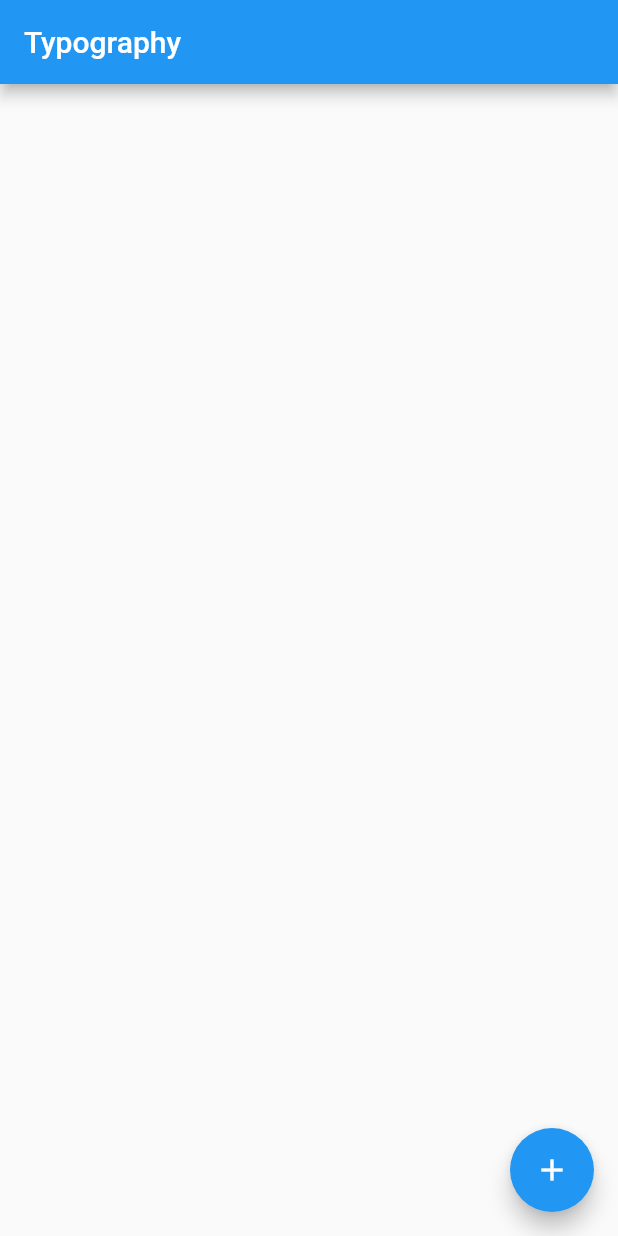
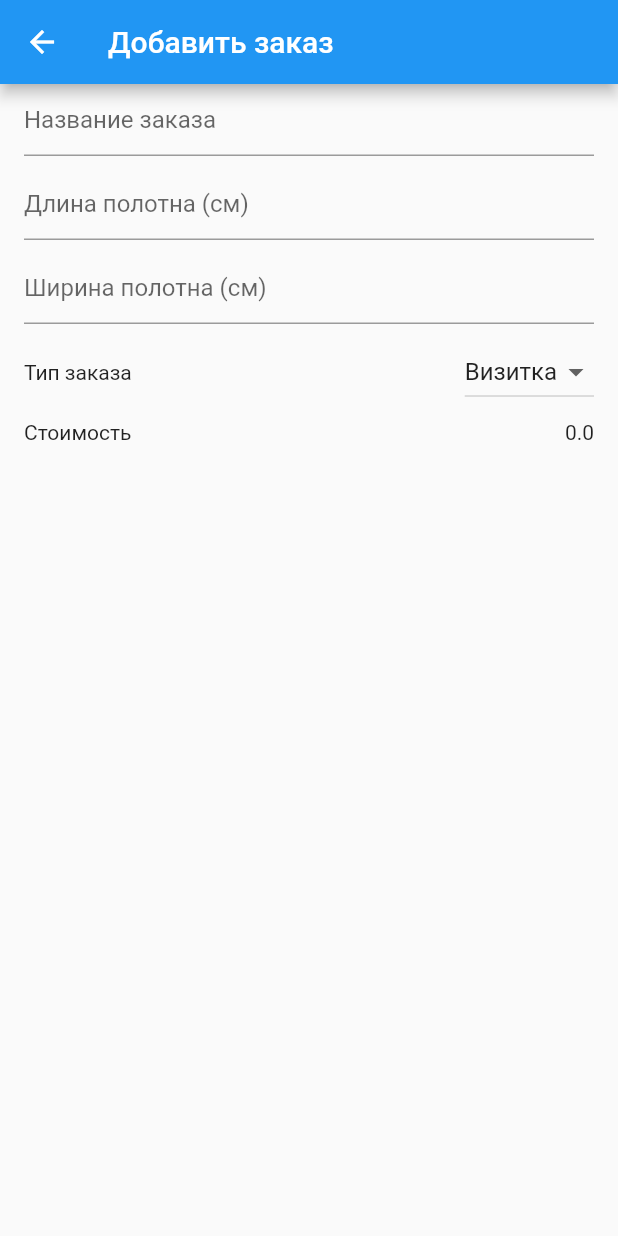
Before and after one commit to aalystama/typography, a Flutter app: the screen it shows after launch, after a tap on the "add" icon, on a phone screen of 412 x 824 dp. Run offline on Flutter 3.47's test engine with Material 2 defaults, Android fonts, the phone set to English and light mode, and no system bars; our stand-ins replace auto_route, bloc, flutter_bloc, get_it, hive, hive_flutter and 1 more; accounts and stored records are empty.

Commit message:
Done project

```diff
--- a/lib/app/app.dart
+++ b/lib/app/app.dart
@@ -1,4 +1,7 @@
 import 'package:flutter/material.dart';
+import 'package:flutter_bloc/flutter_bloc.dart';
+import 'package:typography/app/orders/data/blocs/orders_cubit.dart';
+import 'package:typography/injectable/injections.dart';
 import 'package:typography/router/router.gr.dart';
 
 class App extends StatelessWidget {
@@ -8,9 +11,12 @@ class App extends StatelessWidget {
 
   @override
   Widget build(BuildContext context) {
-    return MaterialApp.router(
-      routeInformationParser: _appRouter.defaultRouteParser(),
-      routerDelegate: _appRouter.delegate(),
+    return BlocProvider<OrdersCubit>(
+      create: (context) => getIt<OrdersCubit>(),
+      child: MaterialApp.router(
+        routeInformationParser: _appRouter.defaultRouteParser(),
+        routerDelegate: _appRouter.delegate(),
+      ),
     );
   }
 }
--- a/lib/app/home/home_page.dart
+++ b/lib/app/home/home_page.dart
@@ -1,5 +1,10 @@
+import 'package:auto_route/auto_route.dart';
 import 'package:flutter/material.dart';
+import 'package:flutter_bloc/flutter_bloc.dart';
+import 'package:typography/app/orders/data/blocs/orders_cubit.dart';
+import 'package:typography/app/orders/data/models/order_model.dart';
 import 'package:typography/app/orders/view/orders_list.dart';
+import 'package:typography/router/router.gr.dart';
 
 class HomePage extends StatelessWidget {
   const HomePage({Key? key}) : super(key: key);
@@ -11,11 +16,17 @@ class HomePage extends StatelessWidget {
         title: const Text('Typography'),
       ),
       floatingActionButton: FloatingActionButton(
-        onPressed: () {},
+        onPressed: () {
+          AutoRouter.of(context).push(const AddOrderRoute());
+        },
         child: const Icon(Icons.add),
       ),
-      body: const OrdersList(
-        orders: [],
+      body: BlocBuilder<OrdersCubit, List<Order>>(
+        builder: (context, state) {
+          return OrdersList(
+            orders: state,
+          );
+        },
       ),
     );
   }
--- /dev/null
+++ b/lib/app/orders/data/blocs/orders_cubit.dart
@@ -0,0 +1,18 @@
+import 'package:bloc/bloc.dart';
+import 'package:injectable/injectable.dart';
+import 'package:typography/app/orders/data/models/order_model.dart';
+import 'package:typography/app/orders/data/sources/i_orders_datasource.dart';
+
+@lazySingleton
+class OrdersCubit extends Cubit<List<Order>> {
+  final IOrdersDatasource ordersDatasource;
+
+  OrdersCubit({required this.ordersDatasource})
+      : super(ordersDatasource.getOrders()) {
+    ordersDatasource.stream.listen((event) {
+      emit(ordersDatasource.getOrders());
+    });
+  }
+
+  void addOrder(Order order) => ordersDatasource.addOrder(order);
+}
--- a/lib/app/orders/data/models/order_model.dart
+++ b/lib/app/orders/data/models/order_model.dart
@@ -1,19 +1,27 @@
-import 'package:freezed_annotation/freezed_annotation.dart';
-import 'package:flutter/foundation.dart';
 import 'package:hive/hive.dart';
 
 import 'order_type.dart';
 
-part 'order_model.freezed.dart';
+part 'order_model.g.dart';
 
-@freezed
-abstract class Order with _$Order {
-  @HiveType(typeId: 1)
-  factory Order({
-    @HiveField(0) required String name,
-    @HiveField(1) required OrderType orderType,
-    @HiveField(2) required double height,
-    @HiveField(3) required double width,
-    @HiveField(4) required double cost,
-  }) = _Order;
+@HiveType(typeId: 1)
+class Order {
+  @HiveField(0)
+  final String name;
+  @HiveField(1)
+  final OrderType type;
+  @HiveField(2)
+  final double height;
+  @HiveField(3)
+  final double width;
+  @HiveField(4)
+  final double cost;
+
+  Order({
+    required this.name,
+    required this.type,
+    required this.height,
+    required this.width,
+    required this.cost,
+  });
 }
--- a/lib/app/orders/data/models/order_type.dart
+++ b/lib/app/orders/data/models/order_type.dart
@@ -12,23 +12,26 @@ enum OrderType {
   text,
 }
 
-extension on OrderType {
-  String get toJson {
-    return this.toString().split('.').last;
+extension OrderTypeExtension on OrderType {
+  String get asString {
+    switch (this) {
+      case OrderType.bCard:
+        return 'Визитка';
+      case OrderType.image:
+        return 'Картина';
+      case OrderType.text:
+        return 'Текст';
+    }
   }
-}
 
-extension on String {
-  OrderType get toOrderType {
+  double get fare {
     switch (this) {
-      case 'bCard':
-        return OrderType.bCard;
-      case 'image':
-        return OrderType.image;
-      case 'text':
-        return OrderType.text;
-      default:
-        throw UnimplementedError();
+      case OrderType.bCard:
+        return 5;
+      case OrderType.image:
+        return 10;
+      case OrderType.text:
+        return 15;
     }
   }
 }
--- a/lib/app/orders/data/sources/i_orders_datasource.dart
+++ b/lib/app/orders/data/sources/i_orders_datasource.dart
@@ -4,4 +4,6 @@ abstract class IOrdersDatasource {
   List<Order> getOrders();
 
   void addOrder(Order order);
+
+  Stream<Order?> get stream;
 }
--- a/lib/app/orders/data/sources/orders_datasource.dart
+++ b/lib/app/orders/data/sources/orders_datasource.dart
@@ -1,7 +1,9 @@
 import 'package:hive/hive.dart';
+import 'package:injectable/injectable.dart';
 import 'package:typography/app/orders/data/models/order_model.dart';
 import 'package:typography/app/orders/data/sources/i_orders_datasource.dart';
 
+@LazySingleton(as: IOrdersDatasource)
 class OrdersDatasource implements IOrdersDatasource {
   final Box<Order> box;
 
@@ -12,4 +14,7 @@ class OrdersDatasource implements IOrdersDatasource {
 
   @override
   List<Order> getOrders() => box.values.toList();
+
+  @override
+  Stream<Order?> get stream => box.watch().map((event) => event.value);
 }
--- /dev/null
+++ b/lib/app/orders/view/add_order_page.dart
@@ -0,0 +1,141 @@
+import 'package:auto_route/auto_route.dart';
+import 'package:flutter/material.dart';
+import 'package:flutter_bloc/flutter_bloc.dart';
+import 'package:typography/app/orders/data/blocs/orders_cubit.dart';
+import 'package:typography/app/orders/data/models/order_model.dart';
+import 'package:typography/app/orders/data/models/order_type.dart';
+
+class AddOrderPage extends StatefulWidget {
+  const AddOrderPage({Key? key}) : super(key: key);
+
+  @override
+  State<AddOrderPage> createState() => _AddOrderPageState();
+}
+
+class _AddOrderPageState extends State<AddOrderPage> {
+  final Map<String, TextEditingController> controllers = {
+    'name': TextEditingController(),
+    'height': TextEditingController(),
+    'width': TextEditingController(),
+  };
+
+  OrderType orderType = OrderType.bCard;
+  void setOrderType(OrderType? value) {
+    setState(() {
+      orderType = value!;
+    });
+    setCost();
+  }
+
+  double cost = 0;
+  void setCost() {
+    double height = double.parse(
+      controllers['height']!.text.isEmpty ? '0' : controllers['height']!.text,
+    );
+    double width = double.parse(
+      controllers['width']!.text.isEmpty ? '0' : controllers['width']!.text,
+    );
+
+    setState(() {
+      cost = (height * width) * orderType.fare;
+    });
+  }
+
+  @override
+  void initState() {
+    controllers['height']!.addListener(() {
+      setCost();
+    });
+    controllers['width']!.addListener(() {
+      setCost();
+    });
+    super.initState();
+  }
+
+  bool get validateFields {
+    return controllers['name']!.text.isNotEmpty && cost != 0;
+  }
+
+  @override
+  Widget build(BuildContext context) {
+    return Scaffold(
+      appBar: AppBar(
+        title: const Text('Добавить заказ'),
+      ),
+      floatingActionButton: validateFields
+          ? FloatingActionButton(
+              onPressed: () {
+                Order order = Order(
+                  name: controllers['name']!.text,
+                  type: orderType,
+                  height: double.parse(controllers['height']!.text),
+                  width: double.parse(controllers['width']!.text),
+                  cost: cost,
+                );
+
+                try {
+                  BlocProvider.of<OrdersCubit>(context).addOrder(order);
+
+                  AutoRouter.of(context).pop();
+                } catch (e) {
+                  ScaffoldMessenger.of(context).showSnackBar(
+                    const SnackBar(
+                      content: Text('Произошла ошибка!'),
+                    ),
+                  );
+                }
+              },
+              child: const Icon(Icons.done),
+            )
+          : null,
+      body: ListView(
+        padding: const EdgeInsets.symmetric(horizontal: 16),
+        children: [
+          TextField(
+            controller: controllers['name'],
+            decoration: const InputDecoration(hintText: 'Название заказа'),
+          ),
+          const SizedBox(height: 8),
+          TextField(
+            controller: controllers['height'],
+            decoration: const InputDecoration(hintText: 'Длина полотна (см)'),
+            keyboardType: TextInputType.number,
+          ),
+          const SizedBox(height: 8),
+          TextField(
+            controller: controllers['width'],
+            decoration: const InputDecoration(hintText: 'Ширина полотна (см)'),
+            keyboardType: TextInputType.number,
+          ),
+          const SizedBox(height: 8),
+          Row(
+            mainAxisAlignment: MainAxisAlignment.spaceBetween,
+            children: [
+              const Text('Тип заказа'),
+              DropdownButton(
+                value: orderType,
+                onChanged: setOrderType,
+                items: OrderType.values
+                    .map(
+                      (e) => DropdownMenuItem(
+                        child: Text(e.asString),
+                        value: e,
+                      ),
+                    )
+                    .toList(),
+              ),
+            ],
+          ),
+          const SizedBox(height: 8),
+          Row(
+            mainAxisAlignment: MainAxisAlignment.spaceBetween,
+            children: [
+              const Text('Стоимость'),
+              Text(cost.toString()),
+            ],
+          ),
+        ],
+      ),
+    );
+  }
+}
--- /dev/null
+++ b/lib/injectable/injections.dart
@@ -0,0 +1,9 @@
+import 'package:get_it/get_it.dart';
+import 'package:injectable/injectable.dart';
+
+import 'injections.config.dart';
+
+final getIt = GetIt.instance;
+
+@InjectableInit()
+void configureDependencies() => $initGetIt(getIt);
--- a/lib/main.dart
+++ b/lib/main.dart
@@ -1,8 +1,10 @@
 import 'package:flutter/material.dart';
 import 'package:typography/app/app.dart';
+import 'package:typography/injectable/injections.dart';
 import 'package:typography/shared/storage.dart';
 
 void main() async {
   await AppStorage.init();
+  configureDependencies();
   runApp(App());
 }
--- a/lib/router/router.dart
+++ b/lib/router/router.dart
@@ -1,5 +1,6 @@
 import 'package:auto_route/auto_route.dart';
 import 'package:typography/app/home/home_page.dart';
+import 'package:typography/app/orders/view/add_order_page.dart';
 
 @MaterialAutoRouter(
   replaceInRouteName: 'Page,Route',
@@ -9,6 +10,10 @@ import 'package:typography/app/home/home_page.dart';
       page: HomePage,
       initial: true,
     ),
+    AutoRoute(
+      path: '/new',
+      page: AddOrderPage,
+    ),
   ],
 )
 class $AppRouter {}
--- a/lib/shared/storage.dart
+++ b/lib/shared/storage.dart
@@ -1,9 +1,12 @@
 import 'package:hive_flutter/hive_flutter.dart';
 import 'package:typography/app/orders/data/models/order_model.dart';
+import 'package:typography/app/orders/data/models/order_type.dart';
 
 class AppStorage {
   static Future<void> init() async {
     await Hive.initFlutter();
     await Hive.openBox<Order>('orders');
+    Hive.registerAdapter(OrderTypeAdapter());
+    Hive.registerAdapter(OrderAdapter());
   }
 }
```
Also changed, not shown: lib/app/orders/view/orders_list.dart (+39 -16 lines), lib/injectable/injectable_modules.dart (added, +8 -0 lines), pubspec.yaml (+5 -3 lines), lib/app/orders/data/models/order_model.freezed.dart (deleted), lib/app/orders/data/models/order_model.g.dart (added), lib/injectable/injections.config.dart (added), lib/router/router.gr.dart, pubspec.lock.
